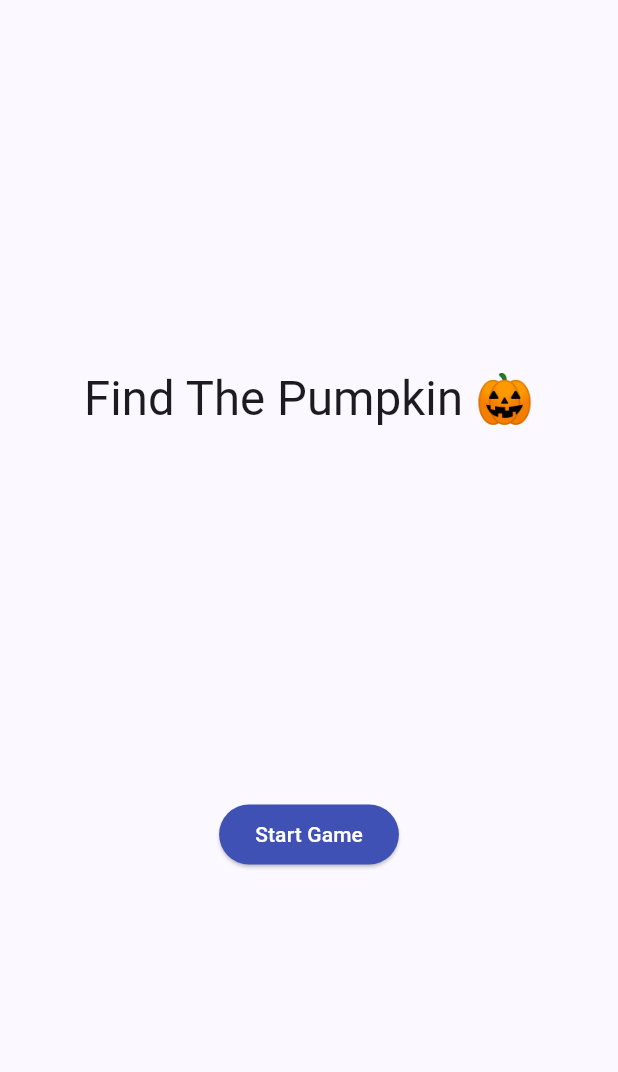
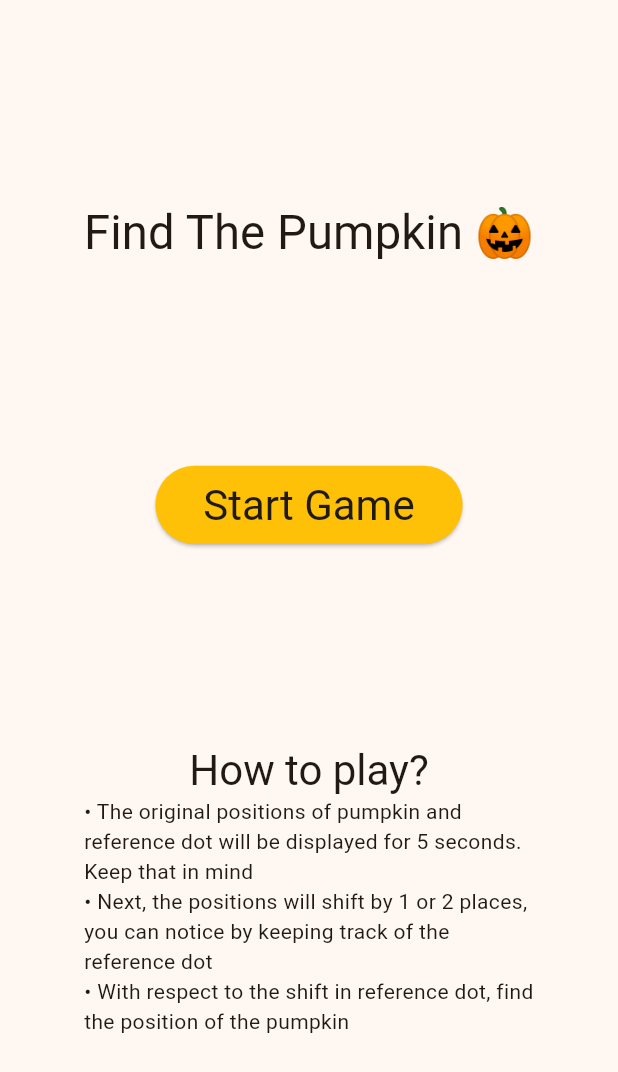
Before and after one commit to silvershade1337/findthepumpkin, a Flutter app: the screen it shows after launch, on a phone screen of 412 x 824 dp. Shown: the top 1072 px of the screen. Run offline on Flutter 3.47's test engine with Material 2 defaults, Android fonts, the light colour scheme and no system bars.

Commit message:
Add How to play instructions

```diff
--- a/lib/main.dart
+++ b/lib/main.dart
@@ -32,7 +32,7 @@
     return MaterialApp(
       title: 'Flutter Demo',
       theme: ThemeData(
-        colorScheme: ColorScheme.fromSeed(seedColor: Colors.indigo),
+        colorScheme: ColorScheme.fromSeed(seedColor: Colors.amber),
         useMaterial3: true,
       ),
       home: const MyHomePage(title: 'Flutter Demo Home Page'),
@@ -178,12 +178,24 @@
                   ),
                 ),
               ),
+              if(gameover) Text("Score: "+score.toString(), style: Theme.of(context).textTheme.headlineMedium,),
               ElevatedButton(onPressed: () async {
                 await newGame();
                 nextGame();
-              }, child: Text(gameover? "Play Again":"Start Game"),
-                style: ElevatedButton.styleFrom(backgroundColor: Colors.indigo, foregroundColor: Colors.white),
+              }, child: Padding(
+                padding: const EdgeInsets.all(8.0),
+                child: Text(gameover? "Play Again":"Start Game", style: Theme.of(context).textTheme.headlineMedium),
               ),
+                style: ElevatedButton.styleFrom(backgroundColor: Colors.amber, foregroundColor: Colors.white),
+              ),
+              Column(
+                children: [
+                  Text("How to play?", style: Theme.of(context).textTheme.headlineMedium,),
+                  Text("• The original positions of pumpkin and reference dot will be displayed for 5 seconds. Keep that in mind"
+                        "\n• Next, the positions will shift by 1 or 2 places, you can notice by keeping track of the reference dot"
+                        "\n• With respect to the shift in reference dot, find the position of the pumpkin")
+                ],
+              )
             ],
           ),
         ),
```
